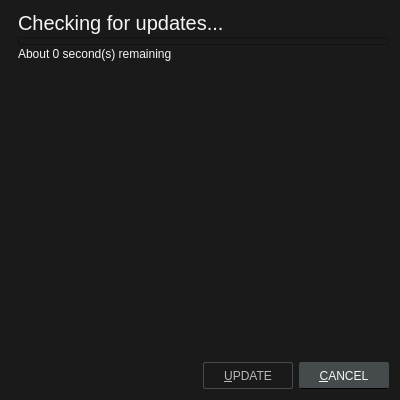
Before: the Qt Designer form src/ui/updatedialog.ui in u8sand/Baka-MPlayer, drawn with Qt 5.
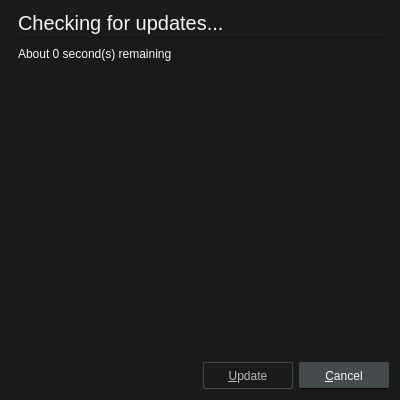
After: the same form once the commit is applied. Icons and pictures are not drawn.

Commit message: Change button text case to Title Case

The edit to the form file:
```diff
--- a/src/ui/updatedialog.ui
+++ b/src/ui/updatedialog.ui
@@ -202,7 +202,7 @@
         </sizepolicy>
        </property>
        <property name="text">
-        <string>&amp;UPDATE</string>
+        <string>&amp;Update</string>
        </property>
        <property name="autoDefault">
         <bool>false</bool>
@@ -221,7 +221,7 @@
         </sizepolicy>
        </property>
        <property name="text">
-        <string>&amp;CANCEL</string>
+        <string>&amp;Cancel</string>
        </property>
        <property name="autoDefault">
         <bool>false</bool>
```
The commit also changes 6 other files.
